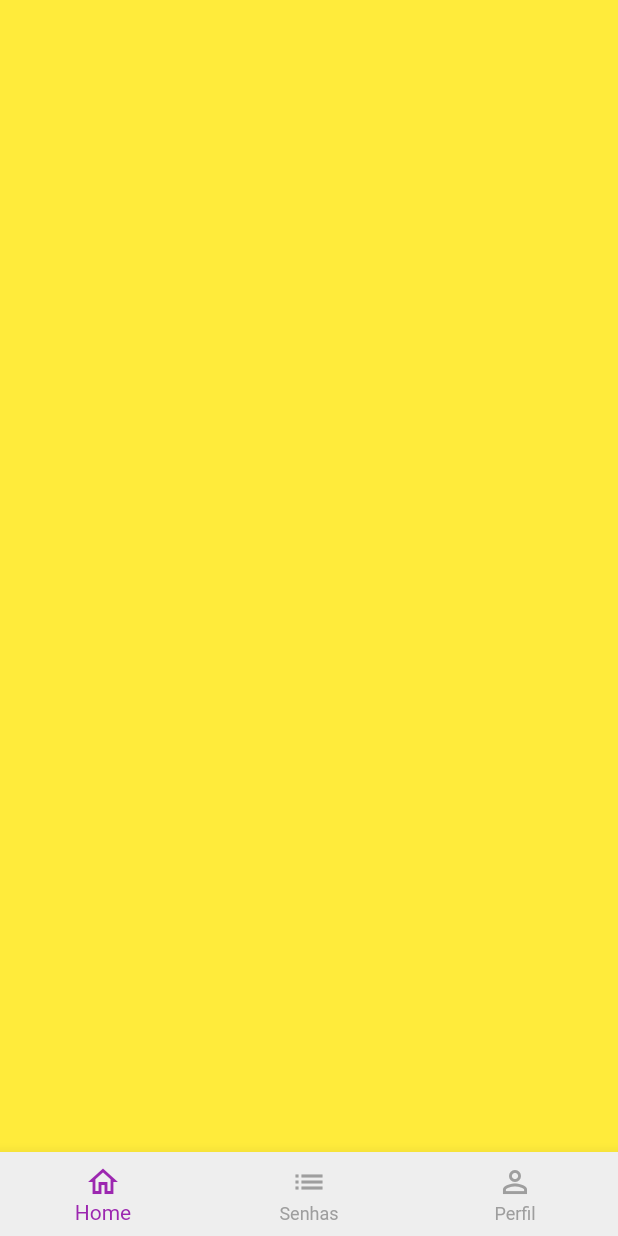
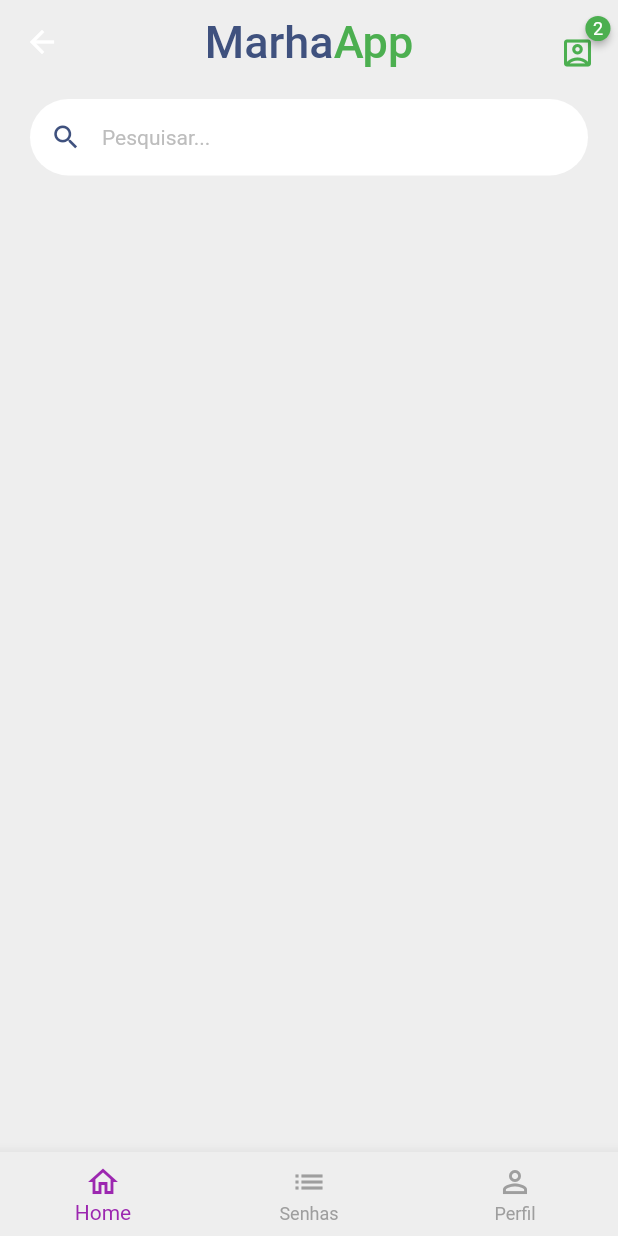
Before and after one commit to samuelfer/marhapass, a Flutter app: the BaseScreen screen opened directly, on a phone screen of 412 x 824 dp. Run offline on Flutter 3.47's test engine with Material 2 defaults, Android fonts, the phone set to English and light mode, and no system bars; drawn by our look-alikes of badges; our stand-ins replace mask_text_input_formatter, snippet_coder_utils; missing offline and left inert: dart:html.

Commit message:
Add campo de pesquisa

```diff
--- a/lib/main.dart
+++ b/lib/main.dart
@@ -1,5 +1,7 @@
 import 'package:flutter/material.dart';
+import 'package:marhapass/src/base/base_screen.dart';
 import 'package:marhapass/src/pages/auth/sign_in_screen.dart';
+import 'package:marhapass/src/pages/home/home_tab.dart';
 import 'package:marhapass/src/pages/login_page.dart';
 import 'package:marhapass/src/pages/profile/profile_screen.dart';
 import 'package:marhapass/src/pages/register_page.dart';
@@ -17,10 +19,11 @@ class MyApp extends StatelessWidget {
       title: 'MarhaApp',
       theme: ThemeData(
         primarySwatch: Colors.deepPurple,
+        scaffoldBackgroundColor: Colors.grey[200],
       ),
       debugShowCheckedModeBanner: false,
       routes: {
-        '/': (context) => const SignInScreenPage(),
+        '/': (context) => const HomeTab(),
         '/login': (context) => const LoginPage(),
         '/register': (context) => const UserRegisterPage(),
         '/profile': (context) => const ProfileScreen()
--- a/lib/src/base/base_screen.dart
+++ b/lib/src/base/base_screen.dart
@@ -1,4 +1,5 @@
 import 'package:flutter/material.dart';
+import 'package:marhapass/src/pages/home/home_tab.dart';
 
 class BaseScreen extends StatefulWidget {
   const BaseScreen({super.key});
@@ -18,7 +19,7 @@ class _BaseScreenState extends State<BaseScreen> {
         physics: const NeverScrollableScrollPhysics(),
         controller: pageController,
         children: [
-          Container(color: Colors.yellow),
+          const HomeTab(),
           Container(color: Colors.blue),
           Container(color: Colors.green),
         ],
--- /dev/null
+++ b/lib/src/pages/home/home_tab.dart
@@ -0,0 +1,107 @@
+import 'dart:html';
+
+import 'package:badges/badges.dart';
+import 'package:flutter/material.dart';
+import 'package:marhapass/src/config/custom_colors.dart';
+
+class HomeTab extends StatelessWidget {
+  const HomeTab({super.key});
+
+  @override
+  Widget build(BuildContext context) {
+    return Scaffold(
+      //App bar
+      appBar: AppBar(
+        backgroundColor: Colors.transparent,
+        elevation: 0,
+        centerTitle: true,
+        title: Text.rich(
+          style: const TextStyle(fontSize: 30),
+          TextSpan(
+            children: [
+              TextSpan(
+                text: 'Marha',
+                style: TextStyle(
+                  color: CustomColors.customColorPrimary,
+                ),
+              ),
+              const TextSpan(
+                text: 'App',
+                style: TextStyle(
+                  color: Colors.green,
+                ),
+              ),
+            ],
+          ),
+        ),
+
+        //Icone de total
+        actions: [
+          Padding(
+            padding: const EdgeInsets.only(
+              top: 15,
+              right: 15,
+            ),
+            child: GestureDetector(
+              onTap: () {},
+              child: Badge(
+                badgeColor: Colors.green,
+                badgeContent: const Text(
+                  '2',
+                  style: TextStyle(
+                    color: Colors.white,
+                    fontSize: 12,
+                  ),
+                ),
+                child: const Icon(
+                  Icons.account_box_outlined,
+                  color: Colors.green,
+                ),
+              ),
+            ),
+          ),
+        ],
+      ),
+
+      body: Column(
+        children: [
+          //campo de pesquisa
+          Padding(
+            padding: const EdgeInsets.symmetric(
+              horizontal: 20,
+              vertical: 10,
+            ),
+            child: TextFormField(
+              decoration: InputDecoration(
+                filled: true,
+                fillColor: Colors.white,
+                isDense: true,
+                hintText: 'Pesquisar...',
+                hintStyle: TextStyle(
+                  color: Colors.grey.shade400,
+                  fontSize: 14,
+                ),
+                prefixIcon: Icon(
+                  Icons.search,
+                  color: CustomColors.customColorPrimary,
+                  size: 21,
+                ),
+                border: OutlineInputBorder(
+                  borderRadius: BorderRadius.circular(60),
+                  borderSide: const BorderSide(
+                    width: 0,
+                    style: BorderStyle.none,
+                  ),
+                ),
+              ),
+            ),
+          )
+
+          //Categorias
+
+          //Grid
+        ],
+      ),
+    );
+  }
+}
--- a/pubspec.yaml
+++ b/pubspec.yaml
@@ -16,6 +16,7 @@ dependencies:
   snippet_coder_utils: ^1.0.12
   api_cache_manager: ^1.0.2
   mask_text_input_formatter: ^2.4.0
+  badges: ^2.0.3
 
 dev_dependencies:
   flutter_test:
```
Also changed, not shown: pubspec.lock.
